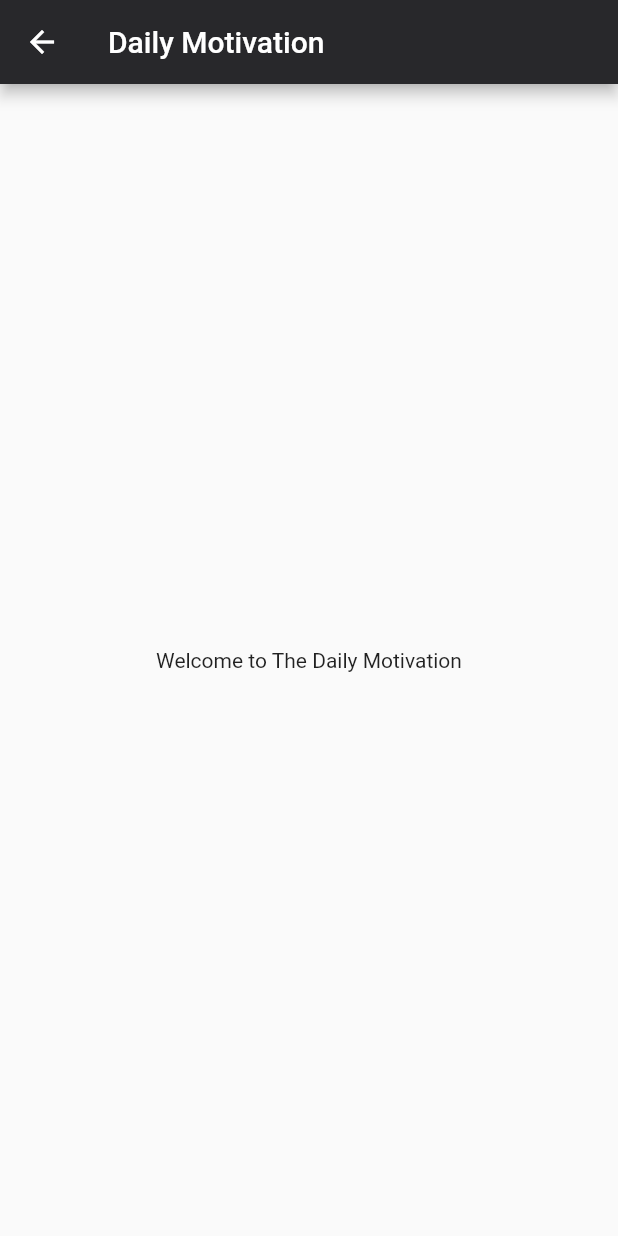
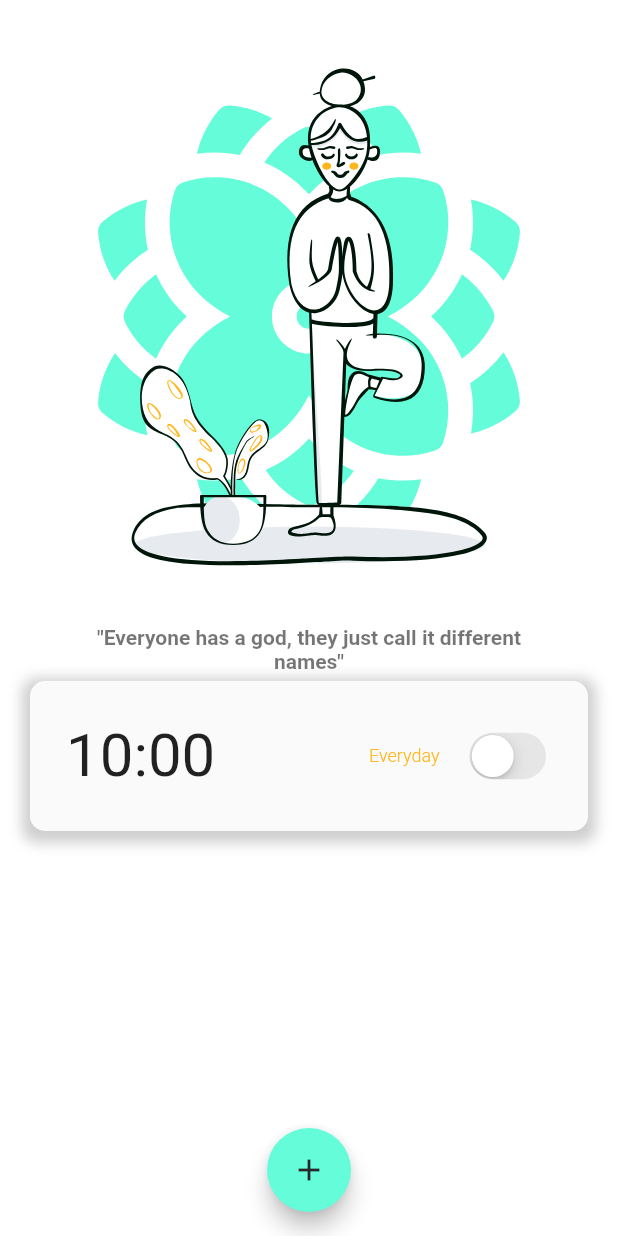
Before and after one commit to motivado-app/app, a Flutter app: the MotivationHomeScreen screen opened by its route, on a phone screen of 412 x 824 dp. Run offline on Flutter 3.47's test engine with Material 2 defaults, Android fonts, the phone set to English and light mode, and no system bars; our stand-ins replace firebase_auth, firebase_core, flutter_svg, otp_text_field; accounts and stored records are empty.

Commit message:
motivational home screen UI added and finalized

```diff
--- a/lib/main.dart
+++ b/lib/main.dart
@@ -28,6 +28,8 @@ class MyApp extends StatelessWidget {
       theme: ThemeData(
         primaryColor: const Color(0xff28282B),
         backgroundColor: Colors.white,
+        accentColor: const Color(0xffffb61d),
+        focusColor: const Color(0xff64fcd9),
       ),
       home: InitializerWidget(),
       routes: {
--- a/lib/screens/motivation_home_screen.dart
+++ b/lib/screens/motivation_home_screen.dart
@@ -1,17 +1,78 @@
 import 'package:flutter/material.dart';
+import 'package:flutter_svg/flutter_svg.dart';
 
-class MotivationHomeScreen extends StatelessWidget {
+import '../widgets/motivation_alarm_tile.dart';
+
+class MotivationHomeScreen extends StatefulWidget {
   static const routeName = '/motivation-home';
 
   @override
+  State<MotivationHomeScreen> createState() => _MotivationHomeScreenState();
+}
+
+class _MotivationHomeScreenState extends State<MotivationHomeScreen> {
+  bool _alarmStatus = false;
+  void _setAlarm() {
+    setState(() {
+      _alarmStatus = !_alarmStatus;
+    });
+  }
+
+  @override
   Widget build(BuildContext context) {
+    final double _screenHeight = MediaQuery.of(context).size.height -
+        MediaQuery.of(context).padding.top -
+        MediaQuery.of(context).padding.bottom;
+
+    final double _screenWidth = MediaQuery.of(context).size.width -
+        MediaQuery.of(context).padding.left -
+        MediaQuery.of(context).padding.right;
+
     return Scaffold(
-      appBar: AppBar(
-        backgroundColor: Theme.of(context).primaryColor,
-        title: const Text('Daily Motivation'),
+      backgroundColor: Colors.white,
+      floatingActionButtonLocation: FloatingActionButtonLocation.centerFloat,
+      floatingActionButton: FloatingActionButton(
+        backgroundColor: Theme.of(context).focusColor,
+        onPressed: () {},
+        child: Icon(
+          Icons.add,
+          color: Theme.of(context).primaryColor,
+        ),
       ),
-      body: Center(
-        child: const Text('Welcome to The Daily Motivation'),
+      // appBar: AppBar(
+      //   //toolbarHeight: 60,
+      //   backgroundColor: Theme.of(context).primaryColor,
+      //   title: const Text('Daily Motivation'),
+      // ),
+      body: Column(
+        children: [
+          Padding(
+            padding: const EdgeInsets.fromLTRB(0, 5, 0, 0),
+            child: SvgPicture.asset(
+              'assets/images/welcome.svg',
+              height: _screenHeight * 0.5,
+            ),
+          ),
+          Container(
+            width: _screenWidth * 0.7,
+            child: const Text(
+              '"Everyone has a god, they just call it different names"',
+              style:
+                  TextStyle(fontWeight: FontWeight.bold, color: Colors.black54),
+              textAlign: TextAlign.center,
+              textWidthBasis: TextWidthBasis.longestLine,
+            ),
+          ),
+          Container(
+            height: _screenHeight * 0.48,
+            child: ListView.builder(
+              itemBuilder: (ctx, idx) {
+                return MotivationAlarmTile(_alarmStatus, _setAlarm);
+              },
+              itemCount: 1,
+            ),
+          ),
+        ],
       ),
     );
   }
--- /dev/null
+++ b/lib/widgets/motivation_alarm_tile.dart
@@ -0,0 +1,58 @@
+import 'package:flutter/material.dart';
+import 'package:flutter/cupertino.dart';
+
+class MotivationAlarmTile extends StatelessWidget {
+  var setAlarm;
+  final bool alarmStatus;
+
+  MotivationAlarmTile(this.alarmStatus, this.setAlarm);
+
+  @override
+  Widget build(BuildContext context) {
+    return Container(
+      height: 100,
+      //width: double.infinity,
+      margin: const EdgeInsets.symmetric(horizontal: 20, vertical: 5),
+      padding: const EdgeInsets.all(8),
+      decoration: BoxDecoration(
+        boxShadow: [
+          BoxShadow(
+            color: Colors.grey.withOpacity(0.5),
+            spreadRadius: 5,
+            blurRadius: 7,
+            offset: const Offset(0, 3), // changes position of shadow
+          ),
+        ],
+        color: Theme.of(context).canvasColor,
+        borderRadius: const BorderRadius.only(
+          topLeft: Radius.circular(10),
+          topRight: Radius.circular(10),
+          bottomLeft: Radius.circular(10),
+          bottomRight: Radius.circular(10),
+        ),
+      ),
+      child: Center(
+        child: ListTile(
+          leading: const Text(
+            '10:00',
+            style: TextStyle(fontSize: 40),
+          ),
+          title: Text(
+            'Everyday',
+            textAlign: TextAlign.end,
+            style: TextStyle(
+              fontSize: 12,
+              color: Theme.of(context).accentColor,
+              fontWeight: FontWeight.w300,
+            ),
+          ),
+          trailing: CupertinoSwitch(
+            value: alarmStatus,
+            onChanged: (_) => setAlarm(),
+            activeColor: Theme.of(context).focusColor,
+          ),
+        ),
+      ),
+    );
+  }
+}
```
